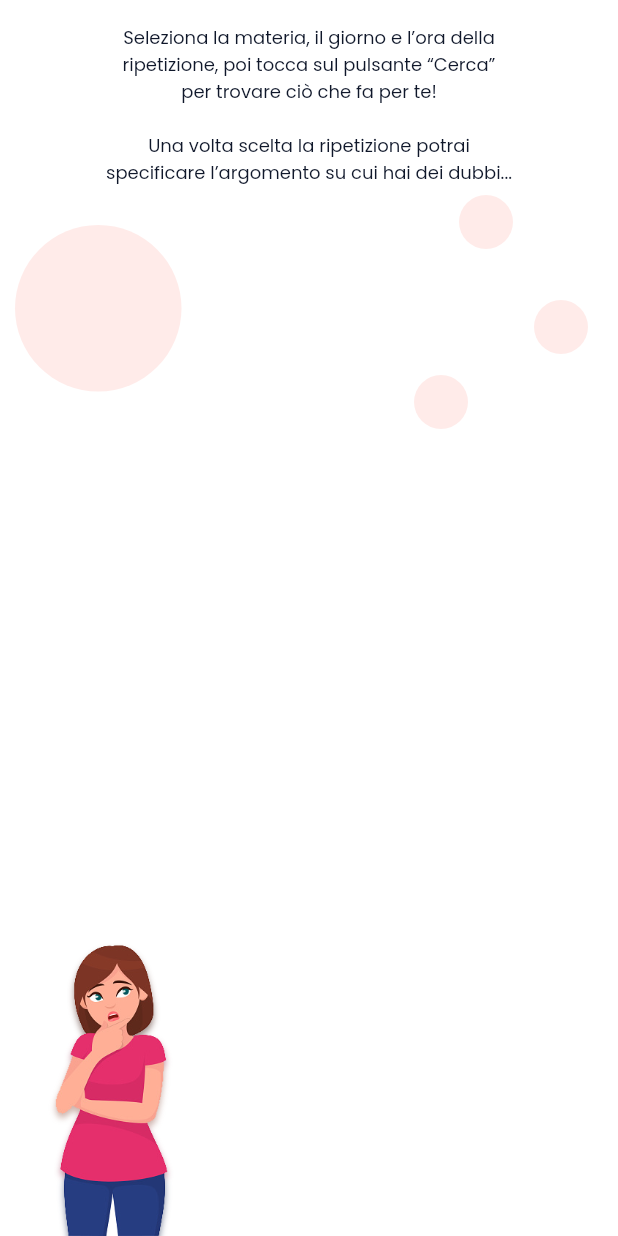
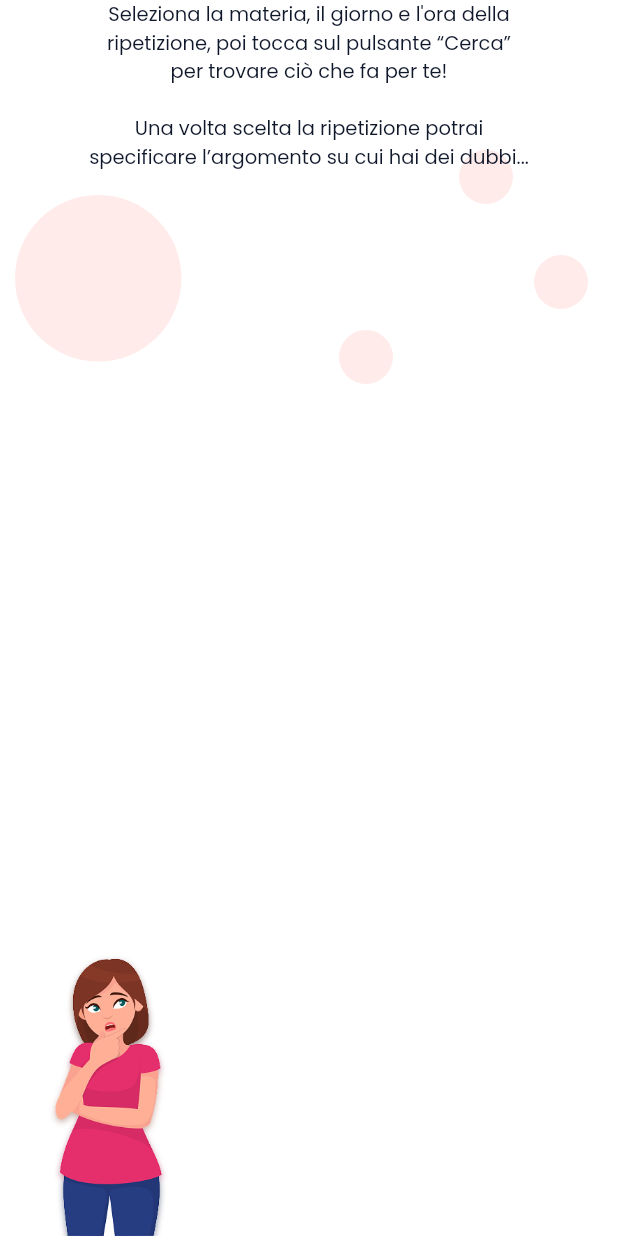
Before and after one commit to Bogeee/IUM-2022-23, a Flutter app: the NoSuggestionsResult widget shown alone on an empty page, opened directly with empty values, on a phone screen of 412 x 824 dp. Run offline on Flutter 3.47's test engine with Material 2 defaults, Android fonts, the phone set to English and light mode, and no system bars; drawn by our look-alikes of simple_shadow; our stand-ins replace flutter_svg, google_fonts, introduction_screen, sqflite, webview_flutter; missing offline and left inert: bcrypt; accounts and stored records are empty; project files that could hold a hidden picture were left out.

Commit message:
Fixed a starting time in getSuggestedLessons, Better UI and ListView, Removed minutes from the SearchLessons form by setting them to 0

```diff
--- a/mobile/lib/models/ripetizioni.dart
+++ b/mobile/lib/models/ripetizioni.dart
@@ -308,7 +308,7 @@ Future<List<Ripetizione>> getSuggestedLessons(List<Materia> previousSubjects, in
   for(Materia subject in previousSubjects) {
       suggestedLessons.addAll(await searchFreeLessons(userId, subject.nome, null, day, 9, 10, true));
       suggestedLessons.addAll(await searchFreeLessons(userId, subject.nome, null, day, 12, 13, true));
-      suggestedLessons.addAll(await searchFreeLessons(userId, subject.nome, null, day, 14, 15, true));
+      suggestedLessons.addAll(await searchFreeLessons(userId, subject.nome, null, day, 15, 16, true));
       suggestedLessons.addAll(await searchFreeLessons(userId, subject.nome, null, day, 18, 19, true));
   }
 
--- a/mobile/lib/views/main/search_lesson/components/no_suggestions_result.dart
+++ b/mobile/lib/views/main/search_lesson/components/no_suggestions_result.dart
@@ -25,25 +25,22 @@ class NoSuggestionsResult extends StatelessWidget {
 
     return Stack(
       children: [
-        BgShade(shadeColor: shade, dimension: 111, top: 150, left: 10),
-        BgShade(shadeColor: shade, dimension: 36, top: 130, right: 70),
-        BgShade(shadeColor: shade, dimension: 36, top: 200, right: 20),
-        BgShade(shadeColor: shade, dimension: 36, top: 250, right: 100),
+        BgShade(shadeColor: shade, dimension: 111, top: 130, left: 10),
+        BgShade(shadeColor: shade, dimension: 36, top: 100, right: 70),
+        BgShade(shadeColor: shade, dimension: 36, top: 170, right: 20),
+        BgShade(shadeColor: shade, dimension: 36, top: 220, right: 150),
         Column(
           children: [
-            Padding(
-                padding: const EdgeInsets.all(defaultPadding),
-                child: Align(
-                    alignment: Alignment.center,
+            Center(
           child: Text(
-                      'Seleziona la materia, il giorno e l’ora della\nripetizione, poi tocca sul pulsante “Cerca”\nper trovare ciò che fa per te!\n\nUna volta scelta la ripetizione potrai\nspecificare l’argomento su cui hai dei dubbi...',
+            'Seleziona la materia, il giorno e l\'ora della\nripetizione, poi tocca sul pulsante “Cerca”\nper trovare ciò che fa per te!\n\nUna volta scelta la ripetizione potrai\nspecificare l’argomento su cui hai dei dubbi...',
             style: TextStyle(
-                          color:
-                              isDark ? Colors.white : const Color(0xFF0F172A),
-                          fontSize: 12,
+              color: isDark ? Colors.white : const Color(0xFF0F172A),
+              fontSize: 13,
             ),
             textAlign: TextAlign.center,
-                    )))
+          ),
+        ),
           ],
         ),
         Positioned(
@@ -51,12 +48,13 @@ class NoSuggestionsResult extends StatelessWidget {
           bottom: 0,
           child: SimpleShadow(
             color: Colors.black38,
-              offset: const Offset(0, 3),
+            offset: const Offset(0, 2),
             child: Image.asset(
               'assets/images/home/search2.png',
-                height: 200,
+              width: 80,
             ),
-            ))
+          ),
+        )
       ],
     );
   }
```
Also changed, not shown: mobile/lib/views/main/search_lesson/components/lesson.dart (+6 -15 lines), mobile/lib/views/main/search_lesson/components/search_form.dart (+42 -19 lines), mobile/lib/views/main/search_lesson/components/search_result.dart (+5 -28 lines), mobile/lib/views/main/search_lesson/components/suggested_lessons.dart (+9 -21 lines), mobile/lib/views/main/search_lesson/search_lesson.dart (+46 -10 lines). Lines whose indentation alone changed are shown as unchanged.
